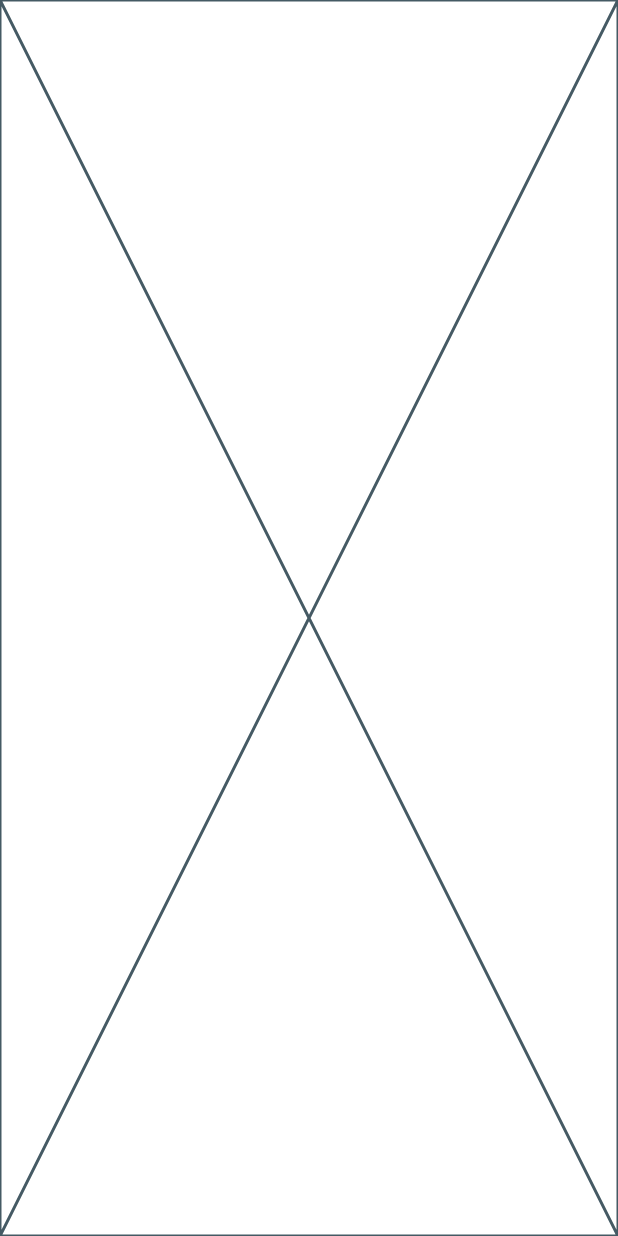
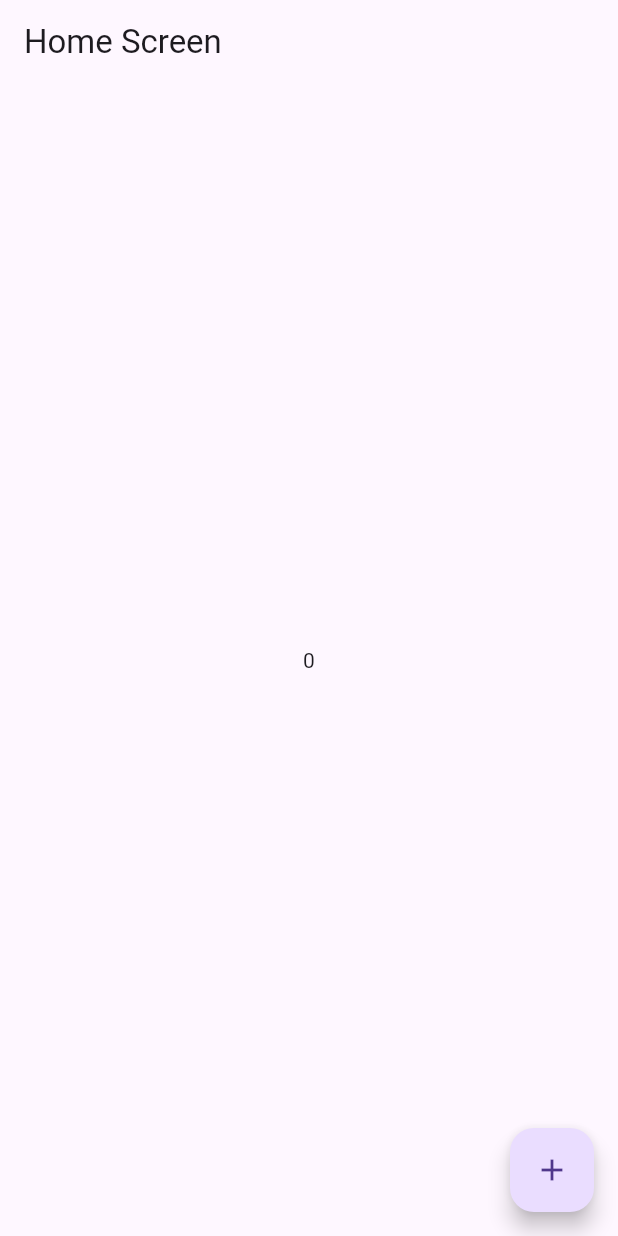
Before and after one commit to eduhoratiu/hello_stateless, a Flutter app: the screen it shows after launch, on a phone screen of 412 x 824 dp. Run offline on Flutter 3.47's test engine with Material 3 defaults, Android fonts, the phone set to English and light mode, and no system bars.

Commit message:
Implement home screen with counter and app bar title

```diff
--- a/lib/common/string.dart
+++ b/lib/common/string.dart
@@ -1 +1,3 @@
 const String appName = 'Hello Stateless';
+
+const String homeScreenTitle = 'Home Screen';
--- a/lib/screens/home_screen.dart
+++ b/lib/screens/home_screen.dart
@@ -1,4 +1,6 @@
 import 'package:flutter/material.dart';
+
+import '../common/string.dart' as strings;
 
 class HomeScreen extends StatefulWidget {
   const HomeScreen({super.key});
@@ -8,8 +10,21 @@ class HomeScreen extends StatefulWidget {
 }
 
 class _HomeScreenState extends State<HomeScreen> {
+  int _counter = 0;
+
   @override
   Widget build(BuildContext context) {
-    return const Placeholder();
+    return Scaffold(
+      appBar: AppBar(title: Text(strings.homeScreenTitle)),
+      body: Center(
+        child: Text('$_counter'),
+      ),
+      floatingActionButton: FloatingActionButton(
+        onPressed: () {
+          _counter++;
+        },
+        child: Icon(Icons.add),
+      ),
+    );
   }
 }
```
